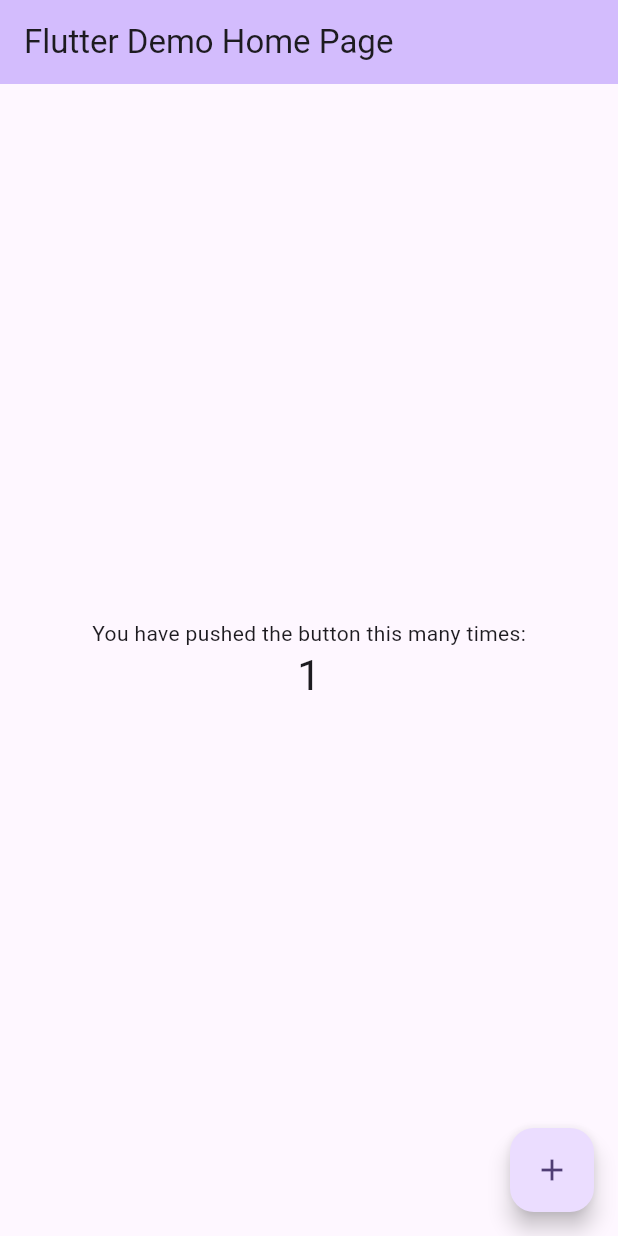
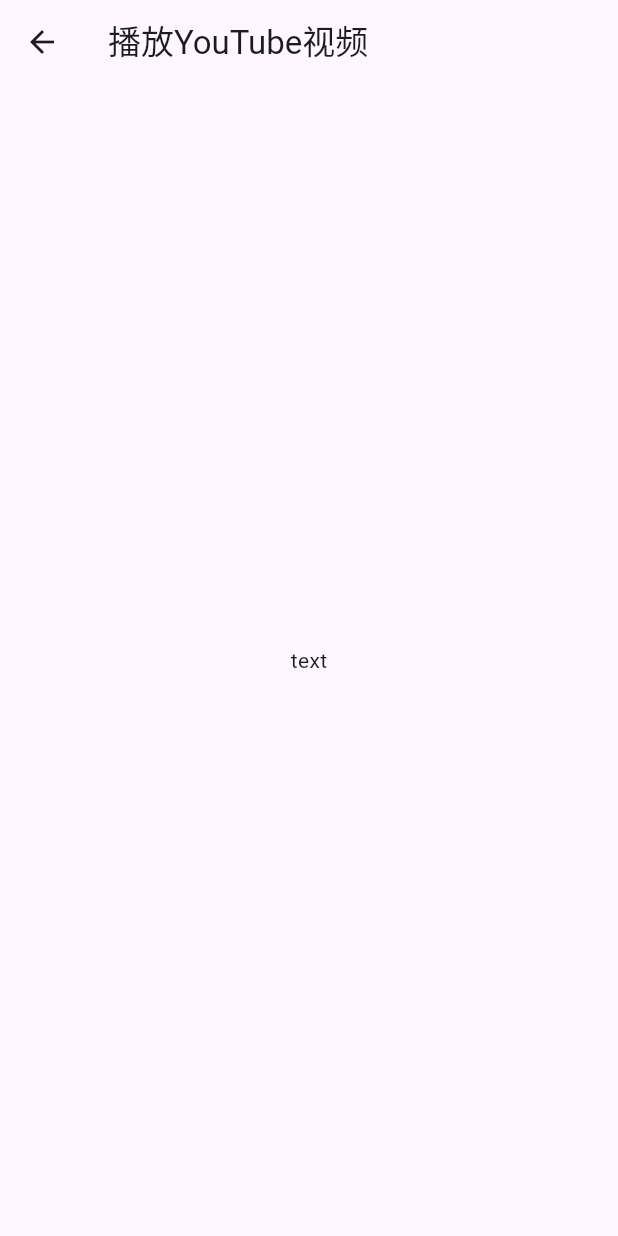
Before and after one commit to junwinner/ytb_video_player, a Flutter app: the screen it shows after launch, after a tap on the "add" icon, on a phone screen of 412 x 824 dp. Run offline on Flutter 3.47's test engine with Material 3 defaults, Android fonts, the light colour scheme and no system bars.

Commit message:
新建视频播放页面

```diff
--- a/lib/main.dart
+++ b/lib/main.dart
@@ -1,4 +1,5 @@
 import 'package:flutter/material.dart';
+import 'package:ytb_iframe2/video_player_page.dart';
 
 void main() {
   runApp(const MyApp());
@@ -56,6 +57,7 @@
 
 class _MyHomePageState extends State<MyHomePage> {
   int _counter = 0;
+  String videoUrl = 'https://www.youtube.com/watch?v=jNI0fiX4q4A';
 
   void _incrementCounter() {
     setState(() {
@@ -85,6 +87,22 @@
         // Here we take the value from the MyHomePage object that was created by
         // the App.build method, and use it to set our appbar title.
         title: Text(widget.title),
+        actions: [
+          Padding(
+            padding: const EdgeInsets.only(right: 10),
+            child: GestureDetector(
+              onTap: () => {
+                Navigator.push(
+                  context,
+                  MaterialPageRoute(
+                    builder: (_) => VideoPlayerPage(youtubeUrl: videoUrl),
+                  ),
+                )
+              },
+              child: const Icon(Icons.add),
+            ),
+          )
+        ],
       ),
       body: Center(
         // Center is a layout widget. It takes a single child and positions it
--- /dev/null
+++ b/lib/video_player_page.dart
@@ -0,0 +1,43 @@
+import 'package:flutter/material.dart';
+// import 'package:youtube_player_iframe/youtube_player_iframe.dart';
+
+class VideoPlayerPage extends StatefulWidget {
+  final String youtubeUrl;
+
+  const VideoPlayerPage({Key? key, required this.youtubeUrl}) : super(key: key);
+
+  @override
+  State<VideoPlayerPage> createState() => _VideoPlayerPageState();
+}
+
+class _VideoPlayerPageState extends State<VideoPlayerPage> {
+  // late YoutubePlayerController _controller;
+
+  @override
+  void initState() {
+    super.initState();
+    // _controller = YoutubePlayerController.fromVideoId(
+    //   videoId: 'jNI0fiX4q4A', // 替换为您想播放的视频ID
+    //   autoPlay: false,
+    //   params: const YoutubePlayerParams(
+    //       showControls: true,
+    //       showFullscreenButton: true,
+    //       interfaceLanguage: 'zh-CN'
+    //   ),
+    // );
+  }
+
+  @override
+  void dispose() {
+    // _controller.close();
+    super.dispose();
+  }
+
+  @override
+  Widget build(BuildContext context) {
+    return Scaffold(
+      appBar: AppBar(title: const Text("播放YouTube视频")),
+      body: Center(child: Text('text'),),
+    );
+  }
+}
```
